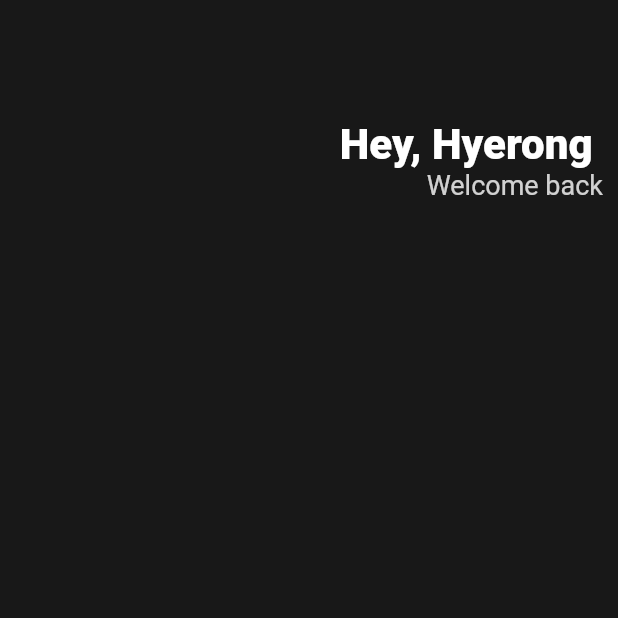
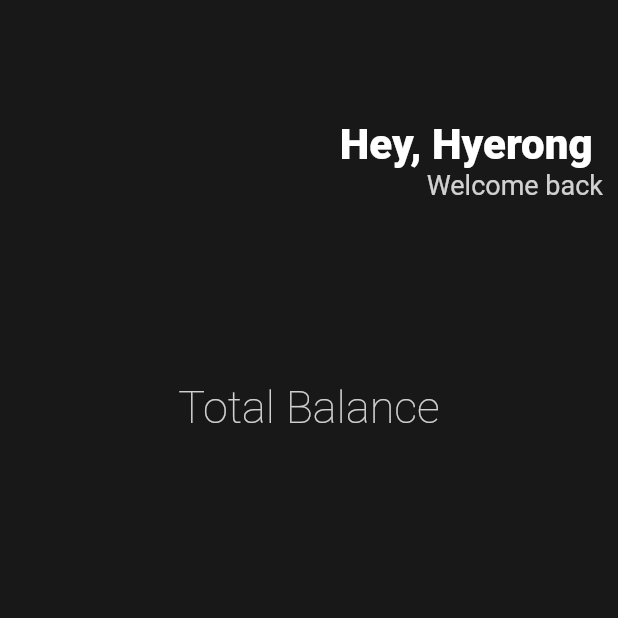
Before and after one commit to yeonhyeeun/webtoon_app, a Flutter app: the screen it shows after launch, on a phone screen of 412 x 824 dp, the top half of it. Run offline on Flutter 3.47's test engine with Material 2 defaults, Android fonts, the light colour scheme and no system bars.

Commit message:
create new main ui design

```diff
--- a/lib/main.dart
+++ b/lib/main.dart
@@ -16,7 +16,6 @@ class MyApp extends StatelessWidget {
         body: Padding(
           padding: EdgeInsets.symmetric(
             horizontal: 10,
-
           ),
           child:  Column(
             children: [
@@ -44,6 +43,17 @@ class MyApp extends StatelessWidget {
                   ),
                 ],
               ),
+              SizedBox(
+                height: 120,
+              ),
+              Text("Total Balance",
+                style: TextStyle(
+                  color: Colors.white.withOpacity(0.8),
+                  fontSize: 30,
+                  fontWeight: FontWeight.w100,
+                ),
+              ),
+
             ],
           ),
         ),
```
